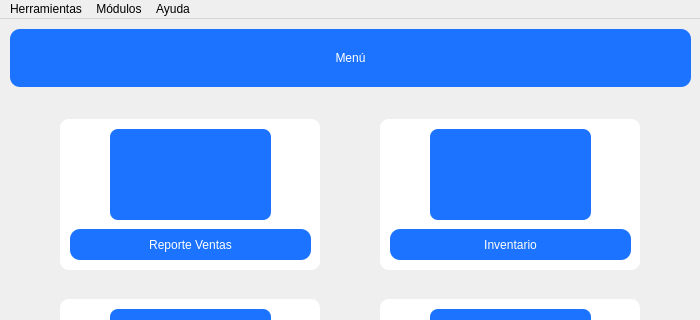
Old version of the form app/menu/ui/view_menu.ui in the repository SamSami25/PyWoo; both pictures show x 0 to 700 and y 0 to 320 of the 700 by 479 pixel window.
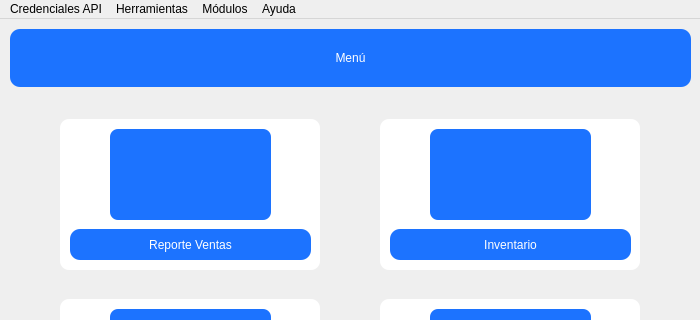
New version of the form.

The edit to the form file:
```diff
--- a/app/menu/ui/view_menu.ui
+++ b/app/menu/ui/view_menu.ui
@@ -391,6 +391,12 @@
     </property>
     <addaction name="actionAcerca_de"/>
    </widget>
+   <widget class="QMenu" name="menuCredenciales_API">
+    <property name="title">
+     <string>Credenciales API</string>
+    </property>
+   </widget>
+   <addaction name="menuCredenciales_API"/>
    <addaction name="menuHerramientas"/>
    <addaction name="menuM_dulos"/>
    <addaction name="menuAyuda"/>
```
